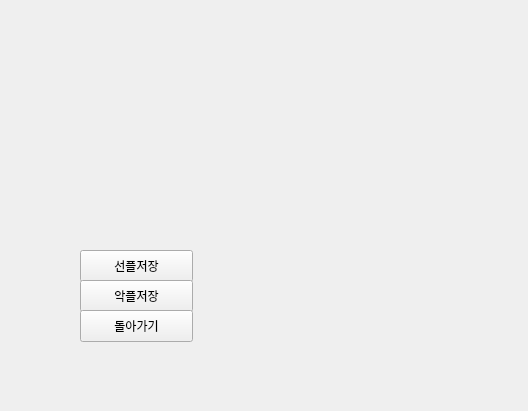
First picture: the form in result_end.ui, repository lanoon28/Capstone, before the edit.
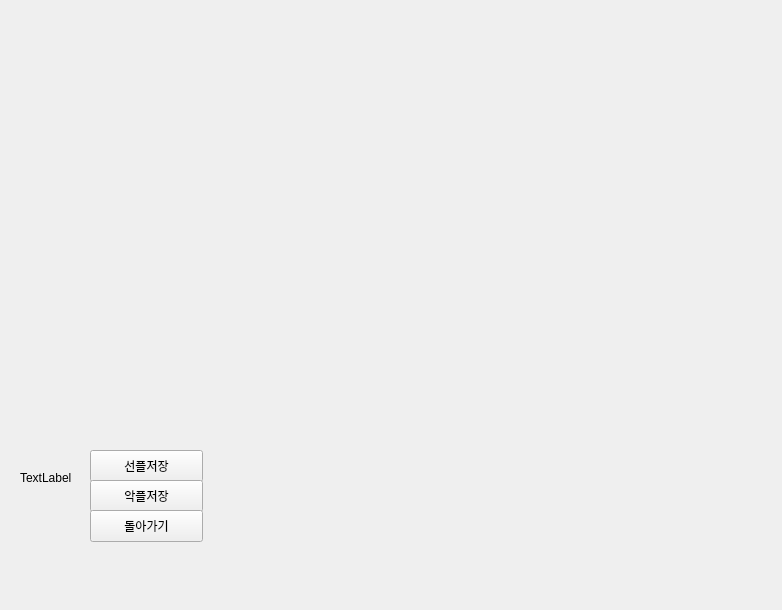
Second picture: the form after the edit.

The edit to the form file:
```diff
--- a/result_end.ui
+++ b/result_end.ui
@@ -6,8 +6,8 @@
    <rect>
     <x>0</x>
     <y>0</y>
-    <width>528</width>
-    <height>411</height>
+    <width>782</width>
+    <height>610</height>
    </rect>
   </property>
   <property name="windowTitle">
@@ -18,8 +18,8 @@
     <rect>
      <x>30</x>
      <y>30</y>
-     <width>471</width>
-     <height>191</height>
+     <width>711</width>
+     <height>331</height>
     </rect>
    </property>
    <layout class="QHBoxLayout" name="big_graph"/>
@@ -27,8 +27,8 @@
   <widget class="QPushButton" name="positive_btn">
    <property name="geometry">
     <rect>
-     <x>80</x>
-     <y>250</y>
+     <x>90</x>
+     <y>450</y>
      <width>113</width>
      <height>32</height>
     </rect>
@@ -40,8 +40,8 @@
   <widget class="QPushButton" name="negative_btn">
    <property name="geometry">
     <rect>
-     <x>80</x>
-     <y>280</y>
+     <x>90</x>
+     <y>480</y>
      <width>113</width>
      <height>32</height>
     </rect>
@@ -53,8 +53,8 @@
   <widget class="QPushButton" name="return_btn">
    <property name="geometry">
     <rect>
-     <x>80</x>
-     <y>310</y>
+     <x>90</x>
+     <y>510</y>
      <width>113</width>
      <height>32</height>
     </rect>
@@ -66,14 +66,27 @@
   <widget class="QWidget" name="verticalLayoutWidget">
    <property name="geometry">
     <rect>
-     <x>259</x>
-     <y>230</y>
-     <width>241</width>
-     <height>131</height>
+     <x>270</x>
+     <y>380</y>
+     <width>471</width>
+     <height>211</height>
     </rect>
    </property>
    <layout class="QVBoxLayout" name="small_graph"/>
   </widget>
+  <widget class="QLabel" name="label">
+   <property name="geometry">
+    <rect>
+     <x>20</x>
+     <y>470</y>
+     <width>60</width>
+     <height>16</height>
+    </rect>
+   </property>
+   <property name="text">
+    <string>TextLabel</string>
+   </property>
+  </widget>
  </widget>
  <resources/>
  <connections>
```
